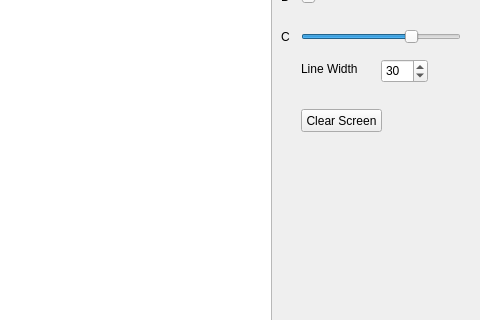
Qt form widget.ui (alexbyl7/rls_dd) before a commit; both pictures show x 449 to 929 and y 141 to 461 of the 929 by 724 pixel window.
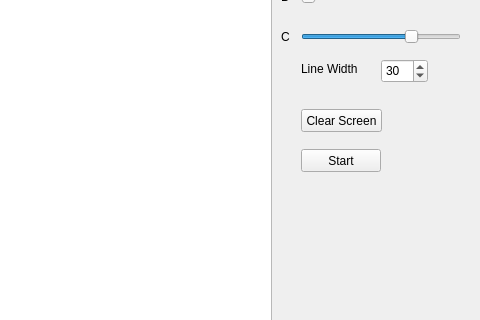
The same form after that commit.

Diff of the .ui file:
```diff
--- a/widget.ui
+++ b/widget.ui
@@ -187,6 +187,22 @@
     <bool>false</bool>
    </property>
   </widget>
+  <widget class="QPushButton" name="pushButtonStart">
+   <property name="geometry">
+    <rect>
+     <x>750</x>
+     <y>290</y>
+     <width>80</width>
+     <height>23</height>
+    </rect>
+   </property>
+   <property name="text">
+    <string>Start</string>
+   </property>
+   <property name="checkable">
+    <bool>true</bool>
+   </property>
+  </widget>
  </widget>
  <layoutdefault spacing="6" margin="11"/>
  <resources/>
```
